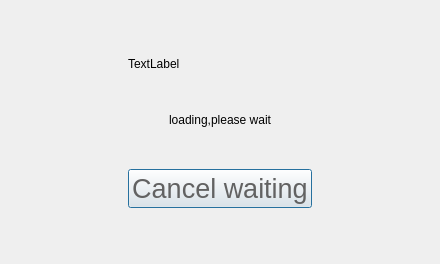
Before: the Qt Designer form loadingdialog.ui in yuanjinxin123/shenglei, drawn with Qt 5.
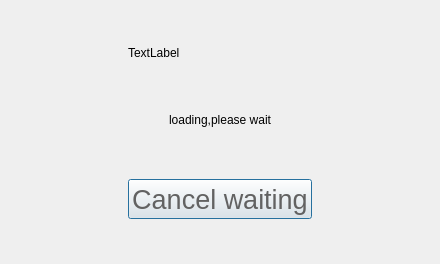
After: the same form once the commit is applied. Icons and pictures are not drawn.

```diff
--- a/loadingdialog.ui
+++ b/loadingdialog.ui
@@ -67,6 +67,12 @@
      </item>
      <item>
       <widget class="QLabel" name="label_tip">
+       <property name="minimumSize">
+        <size>
+         <width>0</width>
+         <height>45</height>
+        </size>
+       </property>
        <property name="text">
         <string>loading,please wait</string>
        </property>
@@ -90,6 +96,12 @@
      </item>
      <item>
       <widget class="QPushButton" name="pushButton_cance">
+       <property name="minimumSize">
+        <size>
+         <width>0</width>
+         <height>40</height>
+        </size>
+       </property>
        <property name="styleSheet">
         <string notr="true">
 QPushButton {
```
